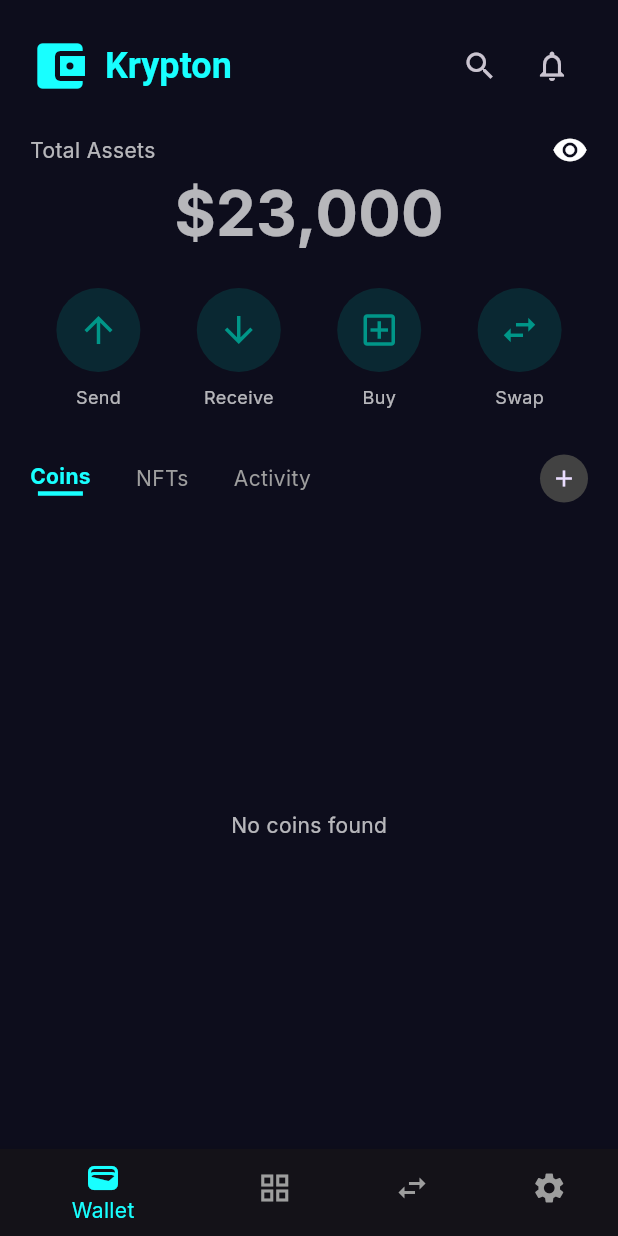
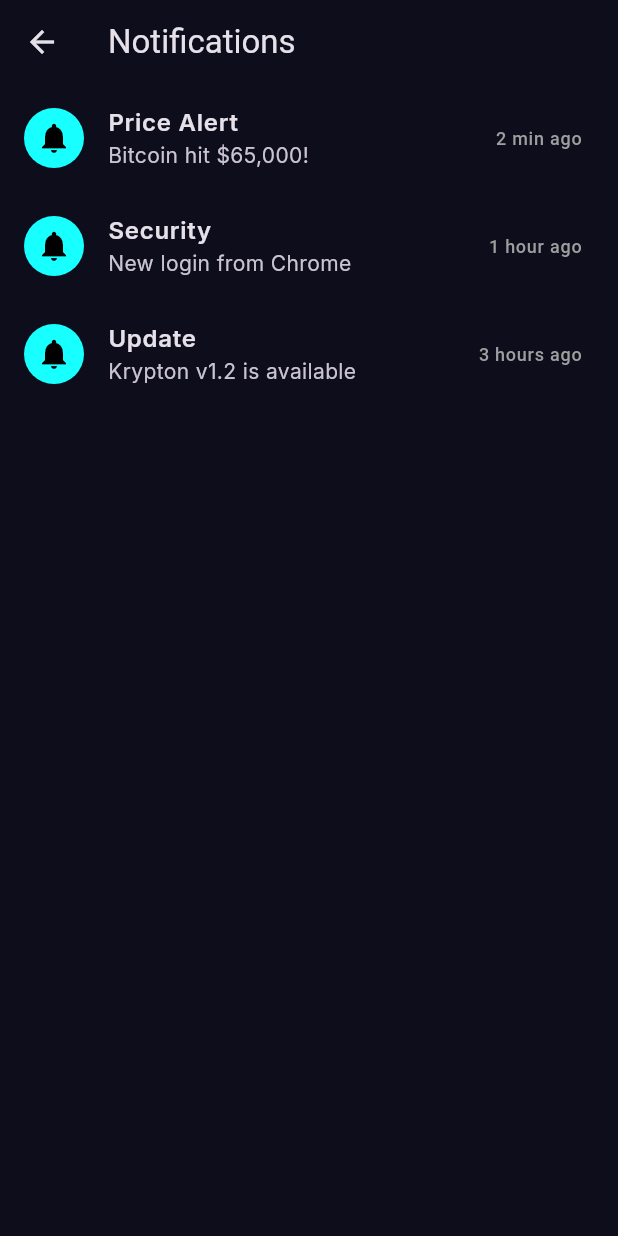
Before and after one commit to femi-tobi/crypto-wallet-app-cautious-engine, a Flutter app: the screen it shows after launch, after a tap on the "notifications" icon, on a phone screen of 412 x 824 dp. Run offline on Flutter 3.47's test engine with Material 3 defaults, Android fonts, the phone set to English and light mode, and no system bars; our stand-ins replace cached_network_image, dio, fl_chart, google_fonts, hive_flutter, shimmer; missing offline and left inert: dio_cache_interceptor, dio_cache_interceptor_hive_store; accounts and stored records are empty; statements that could not run were skipped.

Commit message:
nav bar screens updated

```diff
--- a/lib/presentation/screens/coins_list_screen.dart
+++ b/lib/presentation/screens/coins_list_screen.dart
@@ -8,15 +8,64 @@ import '../../data/models/coin.dart';
 import '../../data/repositories/coin_repository.dart';
 import '../widgets/coin_list_item.dart';
 import 'coin_detail_screen.dart';
+import 'wallet_screen.dart';
+import 'explore_screen.dart';
+import 'swap_screen.dart';
+import 'settings_screen.dart';
+import 'notifications_screen.dart';
 
-class CoinsListScreen extends StatelessWidget {
+class CoinsListScreen extends StatefulWidget {
   const CoinsListScreen({super.key});
 
   @override
+  State<CoinsListScreen> createState() => _CoinsListScreenState();
+}
+
+class _CoinsListScreenState extends State<CoinsListScreen> {
+  int _selectedIndex = 0;
+  bool _showBalance = true; // ← State variable
+
+  late final List<Widget> _pages;
+
+  @override
+  void didChangeDependencies() {
+    super.didChangeDependencies();
+    final repo = Provider.of<CoinRepository>(context);
+    _pages = [
+      _buildWalletPage(repo),
+      const ExploreScreen(),
+      const SwapScreen(),
+      const SettingsScreen(),
+    ];
+  }
+
+  @override
   Widget build(BuildContext context) {
-    final repo = Provider.of<CoinRepository>(context);
-    final searchCtrl = TextEditingController();
+    return Scaffold(
+      body: _pages.isEmpty
+          ? const Center(child: CircularProgressIndicator(color: Colors.cyanAccent))
+          : IndexedStack(
+              index: _selectedIndex,
+              children: _pages,
+            ),
+      bottomNavigationBar: BottomNavigationBar(
+        currentIndex: _selectedIndex,
+        onTap: (index) => setState(() => _selectedIndex = index),
+        backgroundColor: const Color(0xFF0D0D1C),
+        selectedItemColor: Colors.cyanAccent,
+        unselectedItemColor: Colors.grey,
+        type: BottomNavigationBarType.fixed,
+        items: const [
+          BottomNavigationBarItem(icon: Icon(Icons.wallet), label: 'Wallet'),
+          BottomNavigationBarItem(icon: Icon(Icons.grid_view), label: 'Explore'),
+          BottomNavigationBarItem(icon: Icon(Icons.swap_horiz), label: 'Swap'),
+          BottomNavigationBarItem(icon: Icon(Icons.settings), label: 'Settings'),
+        ],
+      ),
+    );
+  }
 
+  Widget _buildWalletPage(CoinRepository repo) {
     return Scaffold(
       body: SafeArea(
         child: Column(
@@ -36,24 +85,39 @@ class CoinsListScreen extends StatelessWidget {
                         ),
                   ),
                   const Spacer(),
-                  IconButton(icon: const Icon(Icons.search), onPressed: () => _showSearch(context)),
-                  IconButton(icon: const Icon(Icons.notifications_outlined), onPressed: () {}),
+                  IconButton(
+                    icon: const Icon(Icons.search),
+                    onPressed: () => _showSearch(context),
+                  ),
+                  IconButton(
+                    icon: const Icon(Icons.notifications_outlined),
+                    onPressed: () => Navigator.push(
+                      context,
+                      MaterialPageRoute(builder: (_) => const NotificationsScreen()),
+                    ),
+                  ),
                 ],
               ),
             ),
 
-            // Total Assets
-            const Padding(
-              padding: EdgeInsets.symmetric(horizontal: 20),
+            // Total Assets + Eye Toggle
+            Padding(
+              padding: const EdgeInsets.symmetric(horizontal: 20),
               child: Row(
                 mainAxisAlignment: MainAxisAlignment.spaceBetween,
                 children: [
-                  Text('Total Assets', style: TextStyle(color: Colors.white70)),
-                  Icon(Icons.visibility),
+                  const Text('Total Assets', style: TextStyle(color: Colors.white70)),
+                  IconButton(
+                    icon: Icon(_showBalance ? Icons.visibility : Icons.visibility_off),
+                    onPressed: () => setState(() => _showBalance = !_showBalance), // ← WORKS NOW
+                  ),
                 ],
               ),
             ),
-            const Text('\$23,000', style: TextStyle(fontSize: 42, fontWeight: FontWeight.bold)),
+            Text(
+              _showBalance ? '\$23,000' : '••••••',
+              style: const TextStyle(fontSize: 42, fontWeight: FontWeight.bold),
+            ),
 
             // Action Buttons
             const SizedBox(height: 20),
@@ -81,7 +145,6 @@ class CoinsListScreen extends StatelessWidget {
           ],
         ),
       ),
-      bottomNavigationBar: _bottomNav(),
     );
   }
 
@@ -126,19 +189,9 @@ class CoinsListScreen extends StatelessWidget {
         itemCount: 8,
         itemBuilder: (_, __) => const ListTile(
           leading: CircleAvatar(backgroundColor: Colors.white),
-          title: SizedBox(height: 16, width: double.infinity),
-          subtitle: SizedBox(height: 12, width: 50),
-          trailing: SizedBox(
-            width: 80,
-            child: Column(
-              mainAxisAlignment: MainAxisAlignment.center,
-              children: [
-                SizedBox(height: 16),
-                SizedBox(height: 4),
-                SizedBox(height: 12),
-              ],
-            ),
-          ),
+          title: SizedBox(height: 16),
+          subtitle: SizedBox(height: 12),
+          trailing: SizedBox(width: 80),
         ),
       ),
     );
@@ -169,25 +222,32 @@ class _TabBarRow extends StatelessWidget {
 
   @override
   Widget build(BuildContext context) {
-    return Padding(
-      padding: const EdgeInsets.symmetric(horizontal: 20),
+    return const Padding(
+      padding: EdgeInsets.symmetric(horizontal: 20),
       child: Row(
         children: [
-          _tab('Coins', true),
-          _tab('NFTs', false),
-          _tab('Activity', false),
-          const Spacer(),
+          _Tab('Coins', true),
+          _Tab('NFTs', false),
+          _Tab('Activity', false),
+          Spacer(),
           CircleAvatar(
             radius: 16,
-            backgroundColor: Colors.grey[800],
-            child: const Icon(Icons.add, size: 18),
+            backgroundColor: Colors.grey,
+            child: Icon(Icons.add, size: 18),
           ),
         ],
       ),
     );
   }
+}
 
-  Widget _tab(String text, bool active) {
+class _Tab extends StatelessWidget {
+  final String text;
+  final bool active;
+  const _Tab(this.text, this.active);
+
+  @override
+  Widget build(BuildContext context) {
     return Padding(
       padding: const EdgeInsets.only(right: 30),
       child: Column(
@@ -204,21 +264,6 @@ class _TabBarRow extends StatelessWidget {
       ),
     );
   }
-}
-
-// Bottom Nav
-Widget _bottomNav() {
-  return BottomNavigationBar(
-    backgroundColor: const Color(0xFF0D0D1C),
-    selectedItemColor: Colors.cyanAccent,
-    unselectedItemColor: Colors.grey,
-    items: const [
-      BottomNavigationBarItem(icon: Icon(Icons.wallet), label: 'Wallet'),
-      BottomNavigationBarItem(icon: Icon(Icons.grid_view), label: 'Explore'),
-      BottomNavigationBarItem(icon: Icon(Icons.swap_horiz), label: 'Swap'),
-      BottomNavigationBarItem(icon: Icon(Icons.settings), label: 'Settings'),
-    ],
-  );
 }
 
 // Search Delegate
--- /dev/null
+++ b/lib/presentation/screens/explore_screen.dart
@@ -0,0 +1,17 @@
+import 'package:flutter/material.dart';
+
+class ExploreScreen extends StatelessWidget {
+  const ExploreScreen({super.key});
+
+  @override
+  Widget build(BuildContext context) {
+    return const Scaffold(
+      body: Center(
+        child: Text(
+          'Explore Page',
+          style: TextStyle(fontSize: 24, color: Colors.white),
+        ),
+      ),
+    );
+  }
+}
--- /dev/null
+++ b/lib/presentation/screens/notifications_screen.dart
@@ -0,0 +1,38 @@
+import 'package:flutter/material.dart';
+
+class NotificationsScreen extends StatelessWidget {
+  const NotificationsScreen({super.key});
+
+  final List<Map<String, String>> notifications = const [
+    {'title': 'Price Alert', 'body': 'Bitcoin hit \$65,000!', 'time': '2 min ago'},
+    {'title': 'Security', 'body': 'New login from Chrome', 'time': '1 hour ago'},
+    {'title': 'Update', 'body': 'Krypton v1.2 is available', 'time': '3 hours ago'},
+  ];
+
+  @override
+  Widget build(BuildContext context) {
+    return Scaffold(
+      appBar: AppBar(
+        title: const Text('Notifications'),
+        backgroundColor: const Color(0xFF0D0D1C),
+      ),
+      body: notifications.isEmpty
+          ? const Center(child: Text('No notifications', style: TextStyle(color: Colors.white70)))
+          : ListView.builder(
+              itemCount: notifications.length,
+              itemBuilder: (context, i) {
+                final n = notifications[i];
+                return ListTile(
+                  leading: const CircleAvatar(
+                    backgroundColor: Colors.cyanAccent,
+                    child: Icon(Icons.notifications, color: Colors.black),
+                  ),
+                  title: Text(n['title']!, style: const TextStyle(fontWeight: FontWeight.w600)),
+                  subtitle: Text(n['body']!),
+                  trailing: Text(n['time']!, style: const TextStyle(fontSize: 12, color: Colors.grey)),
+                );
+              },
+            ),
+    );
+  }
+}
--- /dev/null
+++ b/lib/presentation/screens/settings_screen.dart
@@ -0,0 +1,17 @@
+import 'package:flutter/material.dart';
+
+class SettingsScreen extends StatelessWidget {
+  const SettingsScreen({super.key});
+
+  @override
+  Widget build(BuildContext context) {
+    return const Scaffold(
+      body: Center(
+        child: Text(
+          'Settings Page',
+          style: TextStyle(fontSize: 24, color: Colors.white),
+        ),
+      ),
+    );
+  }
+}
--- /dev/null
+++ b/lib/presentation/screens/swap_screen.dart
@@ -0,0 +1,17 @@
+import 'package:flutter/material.dart';
+
+class SwapScreen extends StatelessWidget {
+  const SwapScreen({super.key});
+
+  @override
+  Widget build(BuildContext context) {
+    return const Scaffold(
+      body: Center(
+        child: Text(
+          'Swap Page',
+          style: TextStyle(fontSize: 24, color: Colors.white),
+        ),
+      ),
+    );
+  }
+}
```
Also changed, not shown: lib/presentation/screens/wallet_screen.dart (added, +17 -0 lines).
